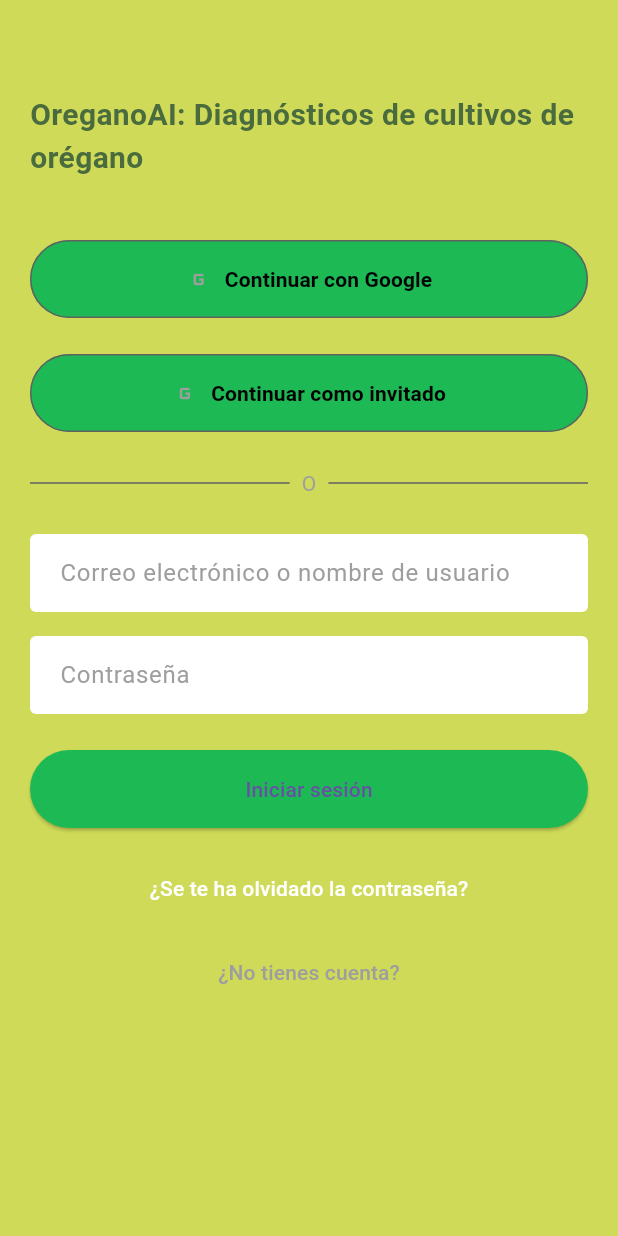
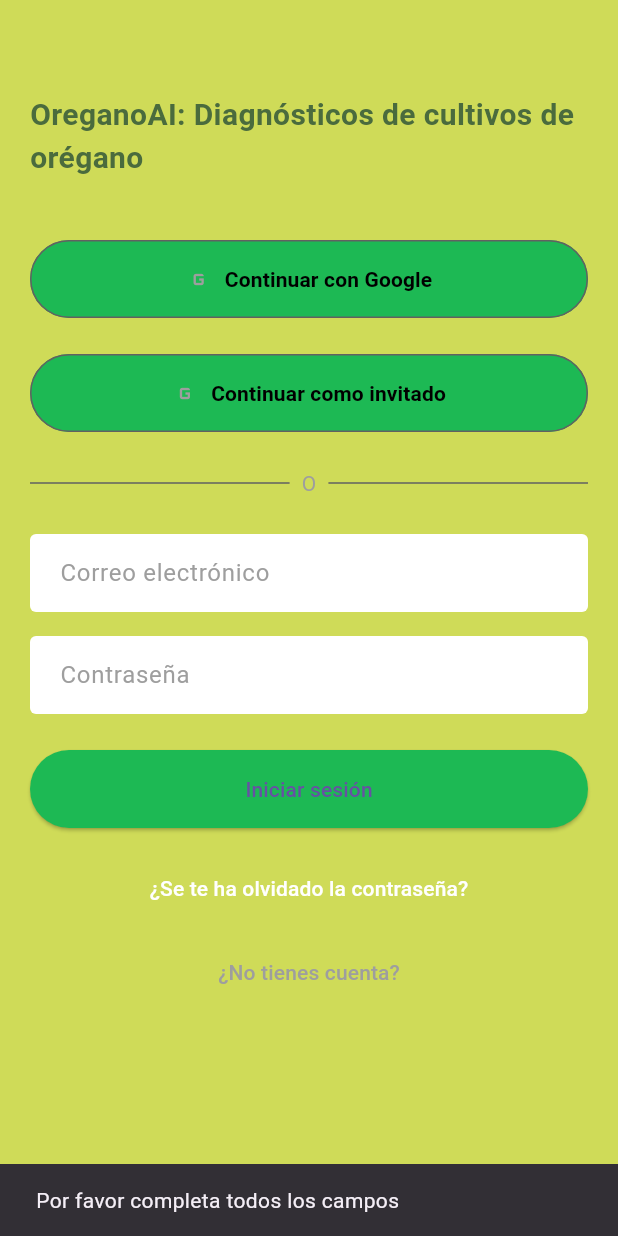
Before and after one commit to epis-upt-flor/proyecto-final-oreganoai, a Flutter app: the screen it shows after launch, after a tap on "Iniciar sesión", on a phone screen of 412 x 824 dp. Run offline on Flutter 3.47's test engine with Material 3 defaults, Android fonts, the phone set to English and light mode, and no system bars; our stand-ins replace cloud_firestore, firebase_auth, firebase_core, image_picker; accounts and stored records are empty.

Commit message:
login addv1

```diff
--- a/organoai/lib/vista/login.dart
+++ b/organoai/lib/vista/login.dart
@@ -1,9 +1,27 @@
 import 'package:flutter/material.dart';
 import 'package:organoai/vista/register.dart';
 import '../vista/foto.dart';
+import '../logica/LogicaLogin.dart'; // Asegúrate de importar AuthService
 
-class LoginPage extends StatelessWidget {
+class LoginPage extends StatefulWidget {
   const LoginPage({super.key});
+
+  @override
+  State<LoginPage> createState() => _LoginPageState();
+}
+
+class _LoginPageState extends State<LoginPage> {
+  // Controladores para los campos de texto
+  final TextEditingController _emailController = TextEditingController();
+  final TextEditingController _passwordController = TextEditingController();
+  bool _isLoading = false; // Estado para el indicador de carga
+
+  @override
+  void dispose() {
+    _emailController.dispose();
+    _passwordController.dispose();
+    super.dispose();
+  }
 
   @override
   Widget build(BuildContext context) {
@@ -42,9 +60,7 @@ class LoginPage extends StatelessWidget {
               onPressed: () {
                 Navigator.push(
                   context,
-                  MaterialPageRoute(
-                      builder: (context) =>
-                          const PhotoGallery()), // Si es un Widget
+                  MaterialPageRoute(builder: (context) => const PhotoGallery()),
                 );
               },
             ),
@@ -60,17 +76,27 @@ class LoginPage extends StatelessWidget {
               ],
             ),
             const SizedBox(height: 24),
-            _buildInputField('Correo electrónico o nombre de usuario'),
+            _buildInputField(
+              'Correo electrónico',
+              controller: _emailController,
+              keyboardType: TextInputType.emailAddress,
+            ),
             const SizedBox(height: 16),
-            _buildInputField('Contraseña', isPassword: true),
+            _buildInputField(
+              'Contraseña',
+              isPassword: true,
+              controller: _passwordController,
+            ),
             const SizedBox(height: 24),
             ElevatedButton(
               style: ElevatedButton.styleFrom(
                 backgroundColor: const Color(0xFF1DB954),
                 padding: const EdgeInsets.symmetric(vertical: 16),
               ),
-              onPressed: () {},
-              child: const Text('Iniciar sesión'),
+              onPressed: _isLoading ? null : _handleLogin,
+              child: _isLoading
+                  ? const CircularProgressIndicator(color: Colors.white)
+                  : const Text('Iniciar sesión'),
             ),
             const SizedBox(height: 16),
             TextButton(
@@ -97,11 +123,45 @@ class LoginPage extends StatelessWidget {
     );
   }
 
+  Future<void> _handleLogin() async {
+    final email = _emailController.text.trim();
+    final password = _passwordController.text.trim();
+
+    if (email.isEmpty || password.isEmpty) {
+      ScaffoldMessenger.of(context).showSnackBar(
+        const SnackBar(content: Text('Por favor completa todos los campos')),
+      );
+      return;
+    }
+
+    setState(() => _isLoading = true);
+
+    try {
+      final user = await AuthService().loginWithEmail(email, password);
+      if (user != null && mounted) {
+        Navigator.pushReplacement(
+          context,
+          MaterialPageRoute(builder: (context) => const PhotoGallery()),
+        );
+      }
+    } catch (e) {
+      if (mounted) {
+        ScaffoldMessenger.of(context).showSnackBar(
+          SnackBar(content: Text(e.toString().replaceAll('Exception: ', ''))),
+        );
+      }
+    } finally {
+      if (mounted) {
+        setState(() => _isLoading = false);
+      }
+    }
+  }
+
   Widget _buildSocialButton({
     required IconData icon,
     required String text,
     required Color color,
-    required VoidCallback onPressed, // Ahora recibe una función válida
+    required VoidCallback onPressed,
   }) {
     return OutlinedButton(
       style: OutlinedButton.styleFrom(
@@ -109,7 +169,7 @@ class LoginPage extends StatelessWidget {
         side: BorderSide(color: Colors.grey[700]!),
         padding: const EdgeInsets.symmetric(vertical: 16),
       ),
-      onPressed: onPressed, // Usa la función correctamente
+      onPressed: onPressed,
       child: Row(
         mainAxisAlignment: MainAxisAlignment.center,
         children: [
@@ -127,9 +187,16 @@ class LoginPage extends StatelessWidget {
     );
   }
 
-  Widget _buildInputField(String hint, {bool isPassword = false}) {
+  Widget _buildInputField(
+    String hint, {
+    bool isPassword = false,
+    TextEditingController? controller,
+    TextInputType? keyboardType,
+  }) {
     return TextField(
+      controller: controller,
       obscureText: isPassword,
+      keyboardType: keyboardType,
       style: const TextStyle(color: Colors.black),
       decoration: InputDecoration(
         filled: true,
```
Also changed, not shown: organoai/lib/logica/logicaLogin.dart (+50 -0 lines), organoai/pubspec.lock.
